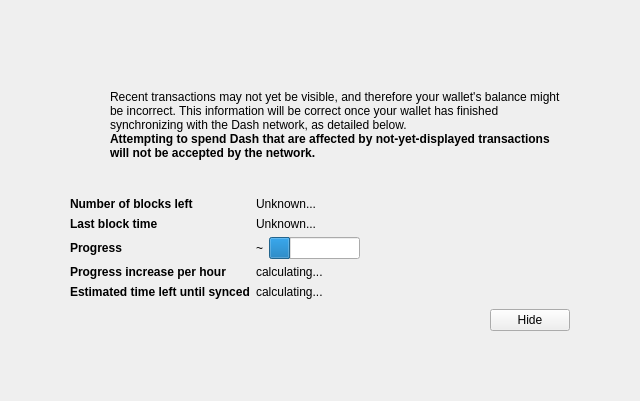
The window that src/qt/forms/modaloverlay.ui (adm2018/curium) describes before a commit, drawn with Qt 5.
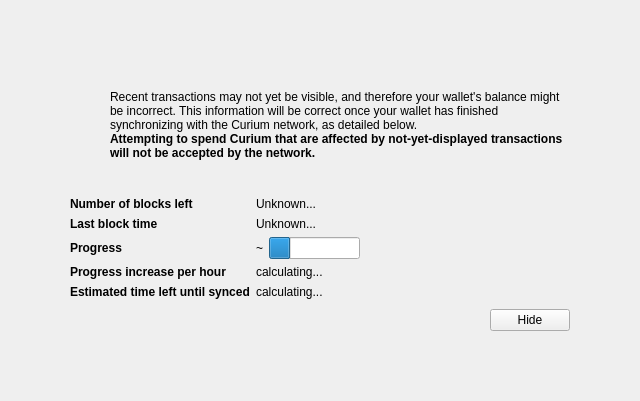
The same window after the commit. Icons and pictures are not drawn. Custom widgets are drawn as their Qt base class.

What changed in the file:
```diff
--- a/src/qt/forms/modaloverlay.ui
+++ b/src/qt/forms/modaloverlay.ui
@@ -128,7 +128,7 @@
              <item>
               <widget class="QLabel" name="infoText">
                <property name="text">
-                <string>Recent transactions may not yet be visible, and therefore your wallet's balance might be incorrect. This information will be correct once your wallet has finished synchronizing with the Dash network, as detailed below.</string>
+                <string>Recent transactions may not yet be visible, and therefore your wallet's balance might be incorrect. This information will be correct once your wallet has finished synchronizing with the Curium network, as detailed below.</string>
                </property>
                <property name="textFormat">
                 <enum>Qt::RichText</enum>
@@ -147,7 +147,7 @@
                 </font>
                </property>
                <property name="text">
-                <string>Attempting to spend Dash that are affected by not-yet-displayed transactions will not be accepted by the network.</string>
+                <string>Attempting to spend Curium that are affected by not-yet-displayed transactions will not be accepted by the network.</string>
                </property>
                <property name="textFormat">
                 <enum>Qt::RichText</enum>
```
